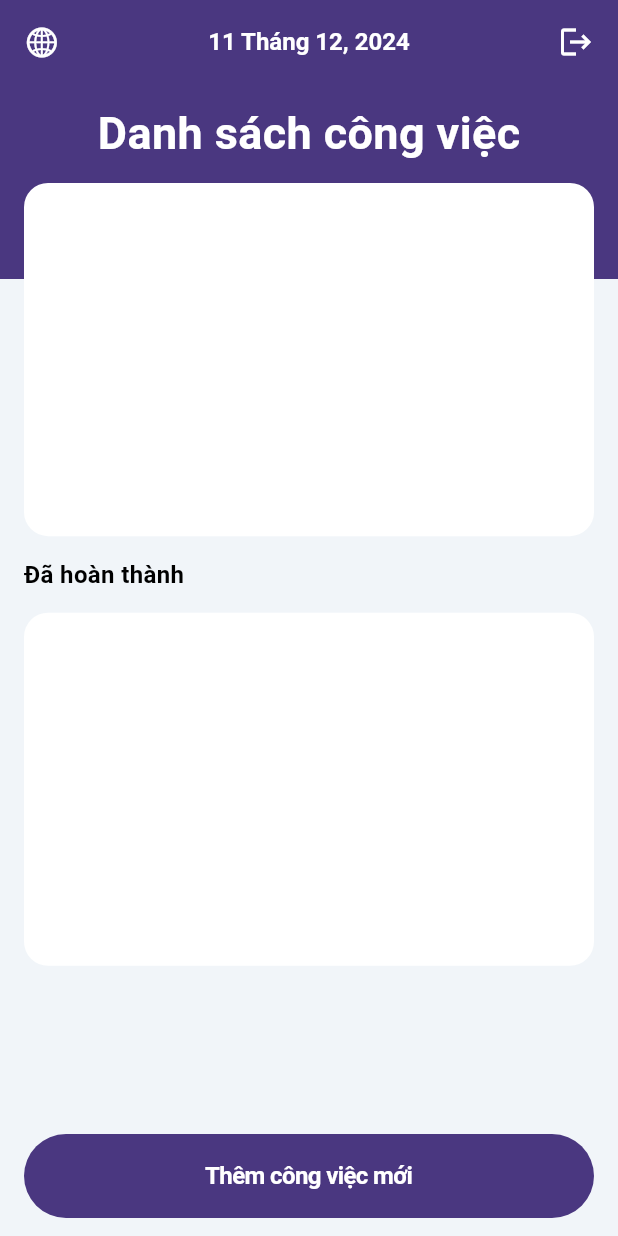
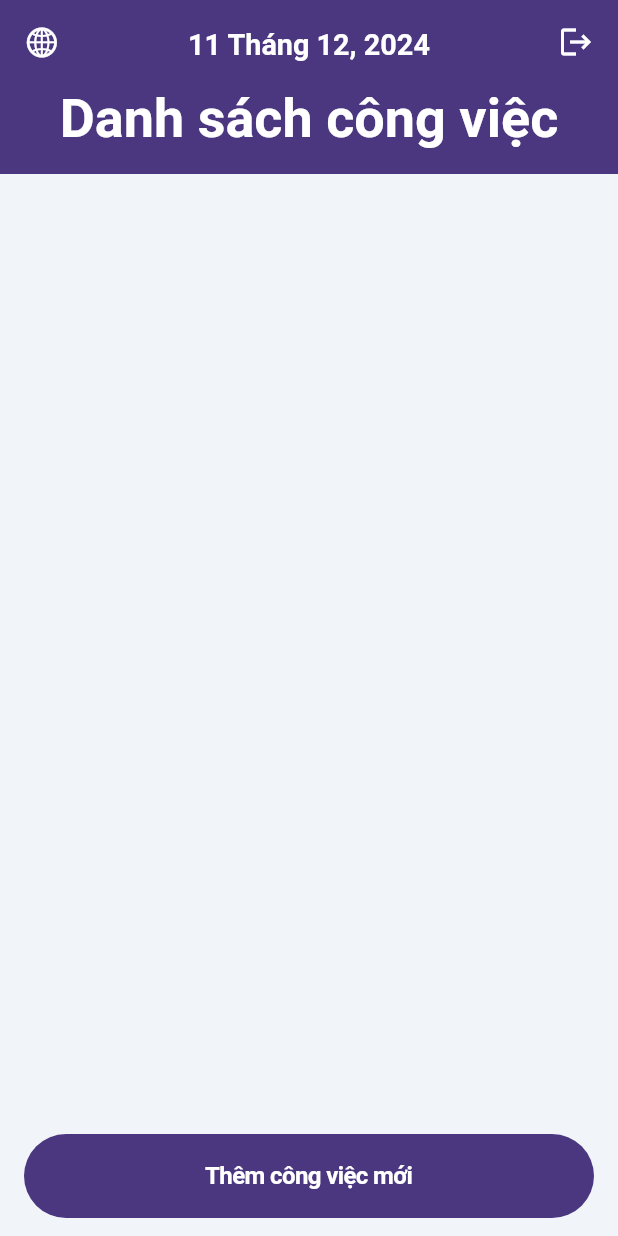
Before and after one commit to tttrung21/todo_flutter, a Flutter app: the HomeScreen screen opened directly, after a tap on an icon or button, on a phone screen of 412 x 824 dp. Run offline on Flutter 3.47's test engine with Material 3 defaults, Android fonts, the phone set to English and light mode, and no system bars; our stand-ins replace device_info_plus, email_validator, flutter_spinkit, shared_preferences, supabase_flutter; accounts and stored records are empty.

Commit message:
convert home screen to 1 scrollable scroll view

```diff
--- a/lib/components/text_field.dart
+++ b/lib/components/text_field.dart
@@ -7,6 +7,7 @@ Widget normalTextFormField(String placeholder, TextEditingController tec,
     void Function()? onTap,
     int? maxLine = 1,
     bool isObscure = false,
+    bool isLabelText = false,
     FormFieldValidator<String>? validator,
     Image? image}) {
   return TextFormField(
@@ -17,7 +18,7 @@ Widget normalTextFormField(String placeholder, TextEditingController tec,
     controller: tec,
     obscureText: isObscure,
     decoration: InputDecoration(
-        labelText: placeholder,
+        labelText: isLabelText ? placeholder : null,
         suffixIcon: image,
         enabledBorder: OutlineInputBorder(
             borderRadius: BorderRadius.circular(6),
--- a/lib/project/home/view/home_screen.dart
+++ b/lib/project/home/view/home_screen.dart
@@ -32,28 +32,9 @@ class HomeScreen extends StatelessWidget {
       create: (BuildContext context) => HomeViewModel()..fetchTodos(),
       builder: (context, child) => Scaffold(
         backgroundColor: ModColorStyle.background,
-        appBar: _buildAppBarWidget(context),
-        body: Stack(
-          children: [
-            const SizedBox(
-                height: 80,
-                width: double.infinity,
-                child: ColoredBox(color: ModColorStyle.primary)),
-            _buildBody(context),
-            Selector<HomeViewModel, bool>(
-              builder: (context, value, child) {
-                if (value) {
-                  return const Center(
-                      child: CircularProgressIndicator(
-                    color: ModColorStyle.primary,
-                  ));
-                }
-                return SizedBox.shrink();
-              },
-              selector: (context, vm) => vm.isLoading,
-            )
-          ],
-        ),
+        // appBar: _buildAppBarWidget(context),
+        appBar: AppBar(leading: SizedBox(),toolbarHeight: 0,backgroundColor: ModColorStyle.primary,),
+        body: _buildBody(context),
         bottomNavigationBar: BottomAppBar(
             color: ModColorStyle.background,
             child: normalCupertinoButton(
@@ -69,16 +50,115 @@ class HomeScreen extends StatelessWidget {
   }
 
   ///Widgets
-  AppBar _buildAppBarWidget(BuildContext context) {
+  // AppBar _buildAppBarWidget(BuildContext context) {
+  //   final langProvider = context.read<LanguageProvider>();
+  //
+  //   final locale = langProvider.locale.toString();
+  //   final date = _formatDate(DateTime.now(), locale);
+  //   return AppBar(
+  //     backgroundColor: ModColorStyle.primary,
+  //     title: Text(
+  //       date,
+  //       style: ModTextStyle.title2.copyWith(color: ModColorStyle.white),
+  //     ),
+  //     leading: InkWell(
+  //       onTap: () => changeLang(langProvider),
+  //       child: const Icon(CupertinoIcons.globe, size: 24, color: ModColorStyle.white),
+  //     ),
+  //     actions: [
+  //       Padding(
+  //         padding: const EdgeInsets.only(right: 16.0),
+  //         child: InkWell(
+  //           onTap: () {
+  //             onLogout(context);
+  //           },
+  //           child: const Icon(Icons.logout, size: 24, color: ModColorStyle.white),
+  //         ),
+  //       ),
+  //     ],
+  //     centerTitle: true,
+  //     bottom: PreferredSize(
+  //         preferredSize: const Size.fromHeight(50),
+  //         child: Text(
+  //           S.of(context).home_Title,
+  //           style: ModTextStyle.title1.copyWith(color: ModColorStyle.white),
+  //         )),
+  //   );
+  // }
+
+  Widget _buildBody(BuildContext context) {
+    final size = MediaQuery.sizeOf(context);
+    final padding = MediaQuery.paddingOf(context);
+    final width = size.width;
+    final height = size.height;
+
     final langProvider = context.read<LanguageProvider>();
 
     final locale = langProvider.locale.toString();
     final date = _formatDate(DateTime.now(), locale);
-    return AppBar(
+
+    final todoList = context.watch<HomeViewModel>().todoList;
+    final completedList = context.watch<HomeViewModel>().completedList;
+    return SafeArea(
+      child: Stack(
+        children: [
+          CustomScrollView(
+            slivers: [
+              SliverAppBar(
+                pinned: true,
                 backgroundColor: ModColorStyle.primary,
-      title: Text(
+                expandedHeight: 116.0,
+                // title: LayoutBuilder(
+                //   builder: (context, constraints) {
+                //     final isCollapsed = constraints.maxHeight <= kToolbarHeight;
+                //     return isCollapsed
+                //         ? SizedBox.shrink()
+                //         : Text(
+                //             date,
+                //             style: ModTextStyle.title2.copyWith(color: ModColorStyle.white),
+                //           );
+                //   },
+                // ),
+                // bottom: PreferredSize(
+                //     preferredSize: Size.fromHeight(20),
+                //     child: Padding(
+                //       padding: const EdgeInsets.all(8.0),
+                //       child: Text(
+                //         S.of(context).home_Title,
+                //         style: ModTextStyle.title1.copyWith(color: ModColorStyle.white),
+                //       ),
+                //     )),
+                flexibleSpace: FlexibleSpaceBar(
+                  titlePadding: EdgeInsets.zero,
+                  centerTitle: true,
+                  title: LayoutBuilder(
+                    builder: (BuildContext context, BoxConstraints constraints) {
+                      final isCollapsed = constraints.maxHeight <= 76;
+                      return isCollapsed
+                          ? Padding(
+                            padding: const EdgeInsets.only(bottom: 8),
+                            child: Text(
+                                S.of(context).home_Title,
+                                style: ModTextStyle.title1.copyWith(color: ModColorStyle.white),
+                              ),
+                          )
+                          : Column(
+                              mainAxisAlignment: MainAxisAlignment.spaceEvenly,
+                              children: [
+                                SizedBox(height: 8,),
+                                Text(
                                   date,
                                   style: ModTextStyle.title2.copyWith(color: ModColorStyle.white),
+                                ),
+                                Text(
+                                  S.of(context).home_Title,
+                                  style: ModTextStyle.title1.copyWith(color: ModColorStyle.white),
+                                )
+                              ],
+                            );
+                    },
+                  ),
+                  expandedTitleScale: 1.2,
                 ),
                 leading: InkWell(
                   onTap: () => changeLang(langProvider),
@@ -94,43 +174,17 @@ class HomeScreen extends StatelessWidget {
                       child: const Icon(Icons.logout, size: 24, color: ModColorStyle.white),
                     ),
                   ),
-      ],
-      centerTitle: true,
-      bottom: PreferredSize(
-          preferredSize: const Size.fromHeight(50),
-          child: Text(
-            S.of(context).home_Title,
-            style: ModTextStyle.title1.copyWith(color: ModColorStyle.white),
-          )),
-    );
-  }
-
-  Widget _buildBody(BuildContext context) {
-    final size = MediaQuery.sizeOf(context);
-    final padding = MediaQuery.paddingOf(context);
-    final width = size.width;
-    final height = size.height;
-    final todoList = context.watch<HomeViewModel>().todoList;
-    final completedList = context.watch<HomeViewModel>().completedList;
-    return Padding(
+                ],              ),
+              SliverPadding(
                 padding: (DeviceInfo().isIos && width > height)
                     ? EdgeInsets.fromLTRB(padding.left + 8, 16, padding.right + 8, 16)
                     : const EdgeInsets.fromLTRB(16, 16, 16, 8),
-        child: CustomScrollView(
-          physics: const BouncingScrollPhysics(),
-          slivers: [
-            SliverList(
-                delegate: SliverChildBuilderDelegate((context, index) {
-              return Column(
-                mainAxisSize: MainAxisSize.min,
-                children: [
-                  ListTodo(
-                    height: height,
-                    listItem: todoList,
-                    isCompleteList: false,
+                sliver: ListTodo(listItem: todoList, isCompleteList: false),
               ),
-                  Padding(
-                    padding: const EdgeInsets.symmetric(vertical: 16),
+              if (completedList.isNotEmpty)
+                SliverToBoxAdapter(
+                  child: Padding(
+                    padding: const EdgeInsets.symmetric(vertical: 8,horizontal: 16),
                     child: Align(
                       alignment: Alignment.centerLeft,
                       child: Text(
@@ -139,12 +193,53 @@ class HomeScreen extends StatelessWidget {
                       ),
                     ),
                   ),
-                  ListTodo(height: height, listItem: completedList, isCompleteList: true),
+                ),
+              SliverPadding(
+                  padding: (DeviceInfo().isIos && width > height)
+                      ? EdgeInsets.fromLTRB(padding.left + 8, 16, padding.right + 8, 16)
+                      : const EdgeInsets.fromLTRB(16, 16, 16, 8),
+                  sliver: ListTodo(listItem: completedList, isCompleteList: true))
+              // SliverList(
+              //     delegate: SliverChildBuilderDelegate((context, index) {
+              //   return Column(
+              //     mainAxisSize: MainAxisSize.min,
+              //     children: [
+              //       ListTodo(
+              //         height: height,
+              //         listItem: todoList,
+              //         isCompleteList: false,
+              //       ),
+              //       Padding(
+              //         padding: const EdgeInsets.symmetric(vertical: 16),
+              //         child: Align(
+              //           alignment: Alignment.centerLeft,
+              //           child: Text(
+              //             S.of(context).home_Complete,
+              //             style: ModTextStyle.title2.copyWith(color: CupertinoColors.label),
+              //           ),
+              //         ),
+              //       ),
+              //       ListTodo(height: height, listItem: completedList, isCompleteList: true),
+              //     ],
+              //   );
+              // }, childCount: 1)),
             ],
+          ),
+          Selector<HomeViewModel, bool>(
+            builder: (context, value, child) {
+              if (value) {
+                return const Center(
+                    child: CircularProgressIndicator(
+                  color: ModColorStyle.primary,
+                ));
+              }
+              return SizedBox.shrink();
+            },
+            selector: (context, vm) => vm.isLoading,
+          )
+        ],
+      ),
     );
-            }, childCount: 1)),
-          ],
-        ));
   }
 
   ///Function
--- a/lib/project/home/view/list_todo.dart
+++ b/lib/project/home/view/list_todo.dart
@@ -9,21 +9,21 @@ import 'package:todo_app/style/color_style.dart';
 class ListTodo extends StatelessWidget {
   const ListTodo(
       {super.key,
-      required this.height,
       required this.listItem,
       required this.isCompleteList});
 
-  final double height;
   final List<TodoModel> listItem;
   final bool isCompleteList;
 
   @override
   Widget build(BuildContext context) {
-    return Container(
-      height: height / 3.5,
+    return SliverToBoxAdapter(
+      child: Container(
         decoration:
             BoxDecoration(color: ModColorStyle.white, borderRadius: BorderRadius.circular(16)),
         child: ListView.separated(
+          physics: NeverScrollableScrollPhysics(),
+          shrinkWrap: true,
           itemBuilder: (context, index) {
             final item = listItem[index];
             return isCompleteList
@@ -42,6 +42,7 @@ class ListTodo extends StatelessWidget {
           separatorBuilder: (context, index) =>
               const Divider(color: ModColorStyle.disable, thickness: 0.1),
         ),
+      ),
     );
   }
 }
--- a/lib/project/login/view/login_screen.dart
+++ b/lib/project/login/view/login_screen.dart
@@ -81,7 +81,7 @@ class _LoginScreenState extends State<LoginScreen> {
                 text: TextSpan(
                     text: S.of(context).auth_Welcome,
                     children: [
-                      TextSpan(text: '\n${S.of(context).auth_To} '),
+                      TextSpan(text: '\n${S.of(context).auth_To}'),
                       TextSpan(
                           text: 'Todo App',
                           style: ModTextStyle.title3.copyWith(color: ModColorStyle.primary))
@@ -104,6 +104,7 @@ class _LoginScreenState extends State<LoginScreen> {
                   normalTextFormField(
                     'Email',
                     _emailTEC,
+                    isLabelText: true,
                     validator: (value) {
                       if (_hasInteracted) {
                         return CommonValidate.validateEmail(value, context);
@@ -118,6 +119,7 @@ class _LoginScreenState extends State<LoginScreen> {
                     S.of(context).auth_Password,
                     _passwordTEC,
                     isObscure: true,
+                    isLabelText: true,
                     validator: (value) {
                       if (_hasInteracted) {
                         return CommonValidate.validatePassword(value, context);
--- a/lib/project/newtask/view/addtask_screen.dart
+++ b/lib/project/newtask/view/addtask_screen.dart
@@ -157,18 +157,21 @@ class _AddTaskScreenState extends State<AddTaskScreen> {
   }
 
   Widget _buildBody(BuildContext context) {
-    final size = MediaQuery.sizeOf(context);
-    final padding = MediaQuery.paddingOf(context);
-    final width = size.width;
-    final height = size.height;
-    return Form(
+    // final size = MediaQuery.sizeOf(context);
+    // final padding = MediaQuery.paddingOf(context);
+    // final width = size.width;
+    // final height = size.height;
+    return SafeArea(
+      child: Form(
           key: _key,
           autovalidateMode:
               _hasInteracted ? AutovalidateMode.always : AutovalidateMode.onUserInteraction,
           child: SingleChildScrollView(
-          padding: (DeviceInfo().isIos && width > height)
-              ? EdgeInsets.fromLTRB(padding.left + 8, 16, padding.right + 8, 16)
-              : const EdgeInsets.all(16),
+            padding:
+            // (DeviceInfo().isIos && width > height)
+            //     ? EdgeInsets.fromLTRB(padding.left + 8, 16, padding.right + 8, 16)
+            //     :
+            const EdgeInsets.all(16),
             child: Column(
               crossAxisAlignment: CrossAxisAlignment.start,
               children: [
@@ -190,7 +193,8 @@ class _AddTaskScreenState extends State<AddTaskScreen> {
                 _buildNotes
               ],
             ),
-        ));
+          )),
+    );
   }
 
   Widget get _buildTaskTitle {
--- a/lib/project/register/view/register_screen.dart
+++ b/lib/project/register/view/register_screen.dart
@@ -73,7 +73,7 @@ class _RegisterScreenState extends State<RegisterScreen> {
                 text: TextSpan(
                     text: S.of(context).auth_Welcome,
                     children: [
-                      TextSpan(text: '\n${S.of(context).auth_To} '),
+                      TextSpan(text: '\n${S.of(context).auth_To}'),
                       TextSpan(
                           text: 'Todo App',
                           style: ModTextStyle.title3.copyWith(color: ModColorStyle.primary))
@@ -96,6 +96,7 @@ class _RegisterScreenState extends State<RegisterScreen> {
                   normalTextFormField(
                     'Email',
                     _emailTEC,
+                    isLabelText: true,
                     validator: (value) {
                       if (_hasInteracted) {
                         return CommonValidate.validateEmail(value, context);
@@ -109,6 +110,7 @@ class _RegisterScreenState extends State<RegisterScreen> {
                   normalTextFormField(
                     S.of(context).auth_Password,
                     _passwordTEC,
+                    isLabelText: true,
                     isObscure: true,
                     validator: (value) {
                       if (_hasInteracted) {
@@ -123,6 +125,7 @@ class _RegisterScreenState extends State<RegisterScreen> {
                   normalTextFormField(
                     S.of(context).auth_ConfirmPassword,
                     _confirmTEC,
+                    isLabelText: true,
                     isObscure: true,
                     validator: (value) {
                       if (_hasInteracted) {
```
Lines whose indentation alone changed are shown as unchanged.
